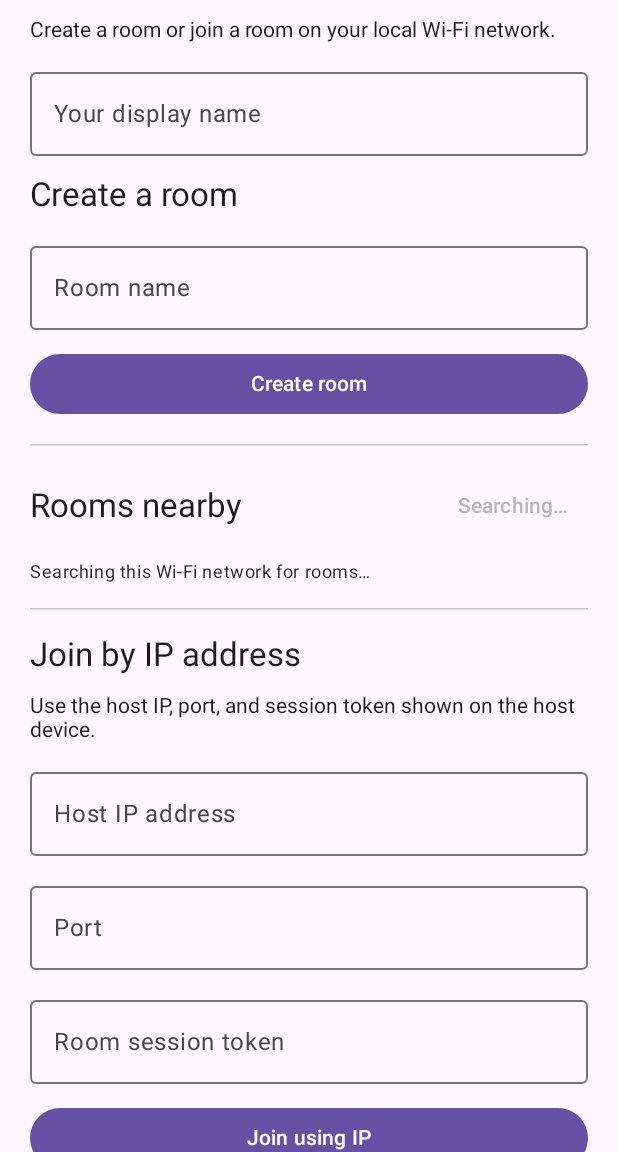
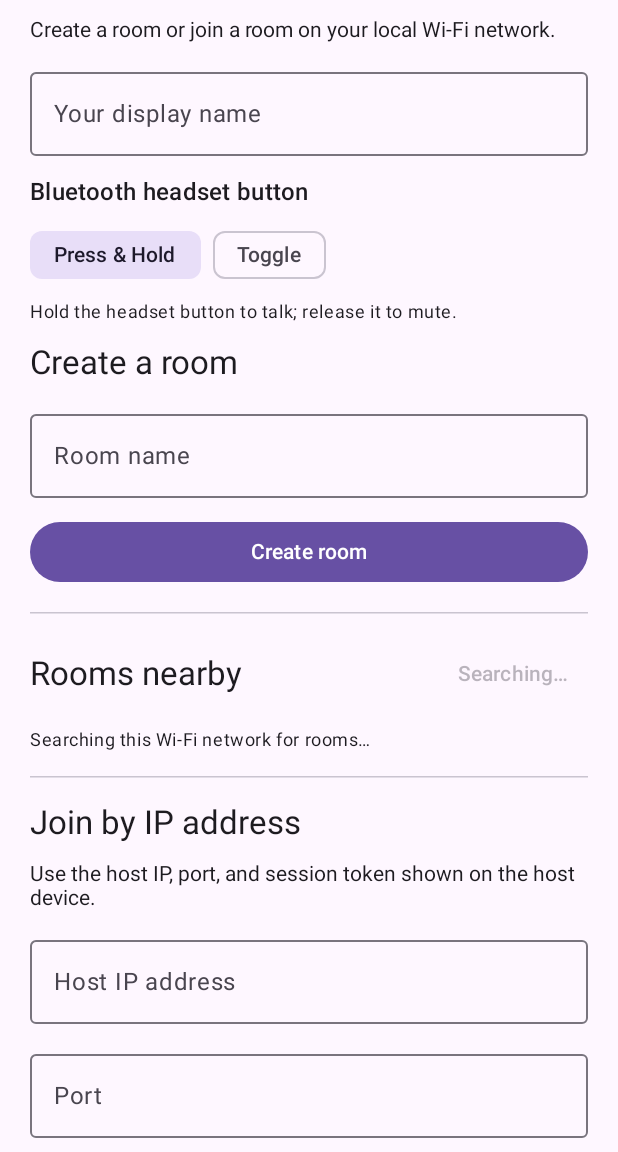
Before and after one commit to theodoresibp/Full-duplex-Local-Intercom, an Android app built with Jetpack Compose: the screen it shows after launch (MainActivity), on a phone screen of 412 x 824 dp, the part 84-1236 px from its top. Run offline under Robolectric (Android 15) with nearby library versions, the phone set to English and light mode, and no system bars.

Commit message:
Expose Bluetooth PTT mode setting in room UI

```diff
--- a/app/src/main/java/com/localintercom/app/presentation/RoomScreen.kt
+++ b/app/src/main/java/com/localintercom/app/presentation/RoomScreen.kt
@@ -52,6 +52,7 @@ import com.localintercom.app.domain.model.RoomConnectionStatus
 import com.localintercom.app.domain.model.RoomMember
 import com.localintercom.app.domain.model.RoomSession
 import com.localintercom.app.domain.model.RoomStatus
+import com.localintercom.app.service.IntercomAudioService
 
 @Composable
 fun RoomApp(viewModel: RoomViewModel) {
@@ -131,6 +132,7 @@ private fun RoomSetupScreen(
             modifier = Modifier.fillMaxWidth()
         )
 
+        BluetoothPttModeSettings()
         Text("Create a room", style = MaterialTheme.typography.titleLarge)
         OutlinedTextField(
             value = state.roomName,
@@ -255,6 +257,7 @@ private fun ActiveRoomScreen(room: RoomSession, state: RoomScreenState, viewMode
         Text(room.roomName, style = MaterialTheme.typography.headlineMedium, fontWeight = FontWeight.Bold)
         Text("Connection: ${room.connectionStatus.label()}", style = MaterialTheme.typography.titleMedium)
         Text("Host: ${room.hostName}")
+        BluetoothPttModeSettings()
         Text("Members: ${room.members.size}/6 · ${room.status.label()}")
         Text("Host address: ${room.hostAddress.endpoint(room.port)}", style = MaterialTheme.typography.bodyMedium)
         Text(state.discoveryState.message, style = MaterialTheme.typography.bodySmall)
@@ -319,6 +322,44 @@ private fun ActiveRoomScreen(room: RoomSession, state: RoomScreenState, viewMode
     }
 }
 
+
+@Composable
+private fun BluetoothPttModeSettings() {
+    val context = LocalContext.current
+    var selectedMode by remember {
+        mutableStateOf(IntercomAudioService.getBluetoothPttMode(context))
+    }
+    Column(verticalArrangement = Arrangement.spacedBy(6.dp)) {
+        Text("Bluetooth headset button", style = MaterialTheme.typography.titleMedium)
+        Row(horizontalArrangement = Arrangement.spacedBy(8.dp)) {
+            FilterChip(
+                selected = selectedMode == IntercomAudioService.BLUETOOTH_PTT_MODE_PRESS_HOLD,
+                onClick = {
+                    selectedMode = IntercomAudioService.BLUETOOTH_PTT_MODE_PRESS_HOLD
+                    IntercomAudioService.setBluetoothPttMode(context, selectedMode)
+                },
+                label = { Text("Press & Hold") }
+            )
+            FilterChip(
+                selected = selectedMode == IntercomAudioService.BLUETOOTH_PTT_MODE_TOGGLE,
+                onClick = {
+                    selectedMode = IntercomAudioService.BLUETOOTH_PTT_MODE_TOGGLE
+                    IntercomAudioService.setBluetoothPttMode(context, selectedMode)
+                },
+                label = { Text("Toggle") }
+            )
+        }
+        Text(
+            if (selectedMode == IntercomAudioService.BLUETOOTH_PTT_MODE_PRESS_HOLD) {
+                "Hold the headset button to talk; release it to mute."
+            } else {
+                "Press once to talk; press again to mute. Works with headsets that send click-style media buttons."
+            },
+            style = MaterialTheme.typography.bodySmall
+        )
+    }
+}
+
 @Composable
 private fun SelectableToken(token: String) {
     Card(modifier = Modifier.fillMaxWidth()) {
```
